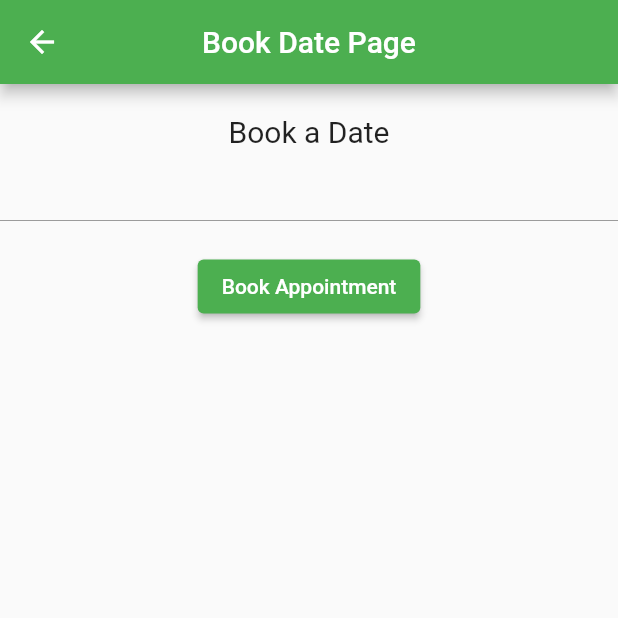
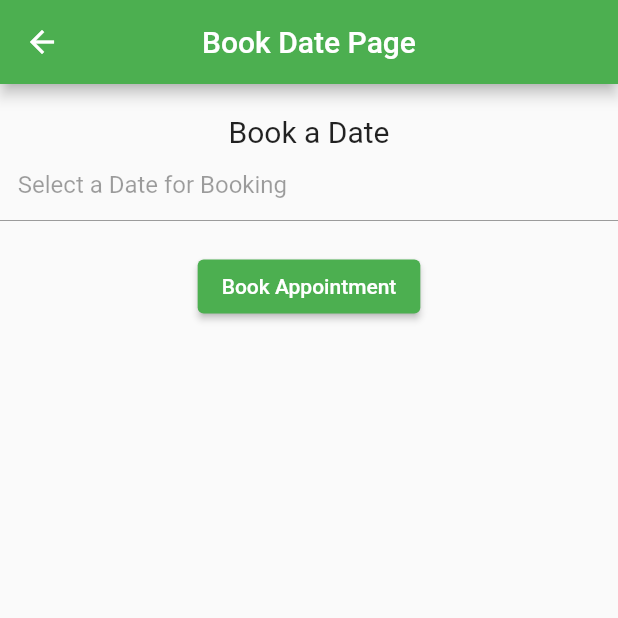
Before and after one commit to sthakrishnakumar/Firebase-Firestore, a Flutter app: the screen it shows after launch, after a tap on "Book Date", on a phone screen of 412 x 824 dp, the top half of it. Run offline on Flutter 3.47's test engine with Material 2 defaults, Android fonts, the phone set to English and light mode, and no system bars; our stand-ins replace cached_network_image, cloud_firestore, dartz, dio, firebase_core, flutter_riverpod; accounts and stored records are empty.

Commit message:
modification done

```diff
--- a/lib/commons/export.dart
+++ b/lib/commons/export.dart
@@ -7,7 +7,6 @@ export 'package:flutter_riverpod/flutter_riverpod.dart';
 export 'package:firebase_core/firebase_core.dart';
 export 'package:intl/intl.dart';
 export 'package:cloud_firestore/cloud_firestore.dart';
-
 
 //models
 export '../features/users/data/models/get_user_request_model.dart';
@@ -27,6 +26,7 @@ export '../features/users/presentation/controller/get_user_controller.dart';
 export '../features/users/presentation/screens/get_users_page.dart';
 export '../features/users/presentation/screens/post_user_page.dart';
 export '../features/book_date/book_date_page.dart';
+export '../features/book_date/get_booked_dates.dart';
 
 //others
 export '../core/api_client.dart';
--- a/lib/features/book_date/book_date_model.dart
+++ b/lib/features/book_date/book_date_model.dart
@@ -1,6 +1,7 @@
 // ignore_for_file: public_member_api_docs, sort_constructors_first
+
 class BookDate {
-  final DateTime bookedDate;
+  final String bookedDate;
   BookDate({
     required this.bookedDate,
   });
@@ -13,7 +14,7 @@ class BookDate {
 
   factory BookDate.fromJson(Map<String, dynamic> json) {
     return BookDate(
-      bookedDate: json['booked_date'],
+      bookedDate: (json['booked_date']),
     );
   }
 }
--- a/lib/features/book_date/book_date_page.dart
+++ b/lib/features/book_date/book_date_page.dart
@@ -50,6 +50,7 @@ class _BookDatePageState extends ConsumerState<BookDatePage> {
                     child: child!,
                   );
                 },
+
               );
 
               setState(() {
@@ -58,6 +59,9 @@ class _BookDatePageState extends ConsumerState<BookDatePage> {
               });
             },
             child: TextField(
+              decoration: const InputDecoration(
+                hintText: '   Select a Date for Booking',
+              ),
               enabled: false,
               controller: dateController,
               onChanged: (date) {},
@@ -76,7 +80,7 @@ class _BookDatePageState extends ConsumerState<BookDatePage> {
                       setState(() {
                         isLoading = true;
                       });
-                      final date = BookDate(bookedDate: selected!);
+                      final date = BookDate(bookedDate: dateController.text);
                       await bookDate(date: date);
                       Timer(const Duration(seconds: 2), () {
                         setState(() {
--- a/lib/features/home.dart
+++ b/lib/features/home.dart
@@ -1,5 +1,4 @@
 import 'package:flutter/material.dart';
-import 'package:onviro/features/book_date/get_booked_dates.dart';
 
 import '../commons/export.dart';
 
@@ -41,6 +40,9 @@ class HomePage extends StatelessWidget {
               ),
               child: const Text('Book Date'),
             ),
+            const SizedBox(
+              height: 10,
+            ),
             ElevatedButton(
               onPressed: () => navigation(context, const GetDates()),
               child: const Text('Get Dates'),
```
Also changed, not shown: lib/features/book_date/get_booked_dates.dart (+9 -4 lines).
